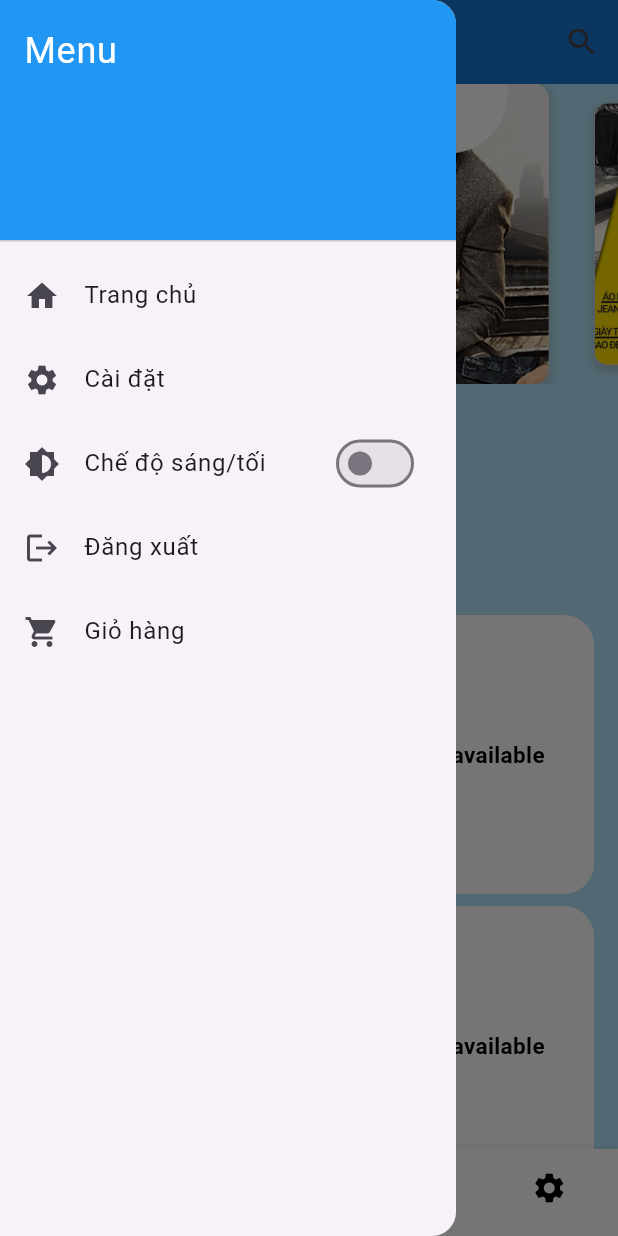
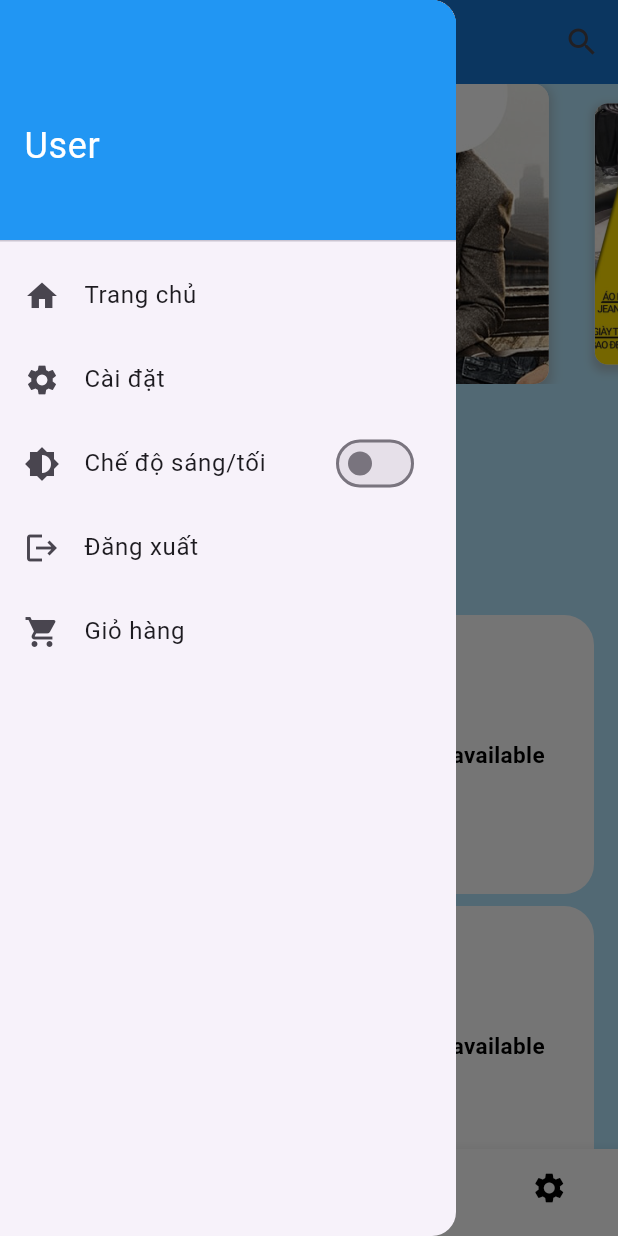
Before and after one commit to hataba123/widgets_image, a Flutter app: the MyHome screen opened directly, with the side drawer open, on a phone screen of 412 x 824 dp. Run offline on Flutter 3.47's test engine with Material 3 defaults, Android fonts, the light colour scheme and no system bars; drawn by our look-alikes of carousel_slider; our stand-ins replace animated_background, dio, lottie; network calls fail.

Commit message:
thêm tên user trong phần drawer

```diff
--- /dev/null
+++ b/lib/global.dart
@@ -0,0 +1,3 @@
+library widgets_image.global;
+
+String loggedInEmail = '';
--- a/lib/login.dart
+++ b/lib/login.dart
@@ -2,7 +2,7 @@ import 'package:flutter/material.dart';
 import 'package:widgets_image/api/api_service.dart';
 import 'package:widgets_image/constants/color.dart';
 import 'package:widgets_image/page/home.dart';
-
+import 'package:widgets_image/global.dart' as globals;
 
 class LoginScreen extends StatefulWidget {
   const LoginScreen({super.key});
@@ -43,7 +43,9 @@ class _LoginScreenState extends State<LoginScreen> {
           SnackBar(content: Text(response['error'])),
         );
       } else {
+         globals.loggedInEmail = _emailController.text;
         Navigator.pushReplacement(
+
           context,
           MaterialPageRoute(builder: (context) => MyHome()),
         );
--- a/lib/page/home.dart
+++ b/lib/page/home.dart
@@ -15,6 +15,7 @@ import 'package:widgets_image/productdetailpage.dart';
 import 'theme_provider.dart';
 import 'package:widgets_image/constants/color.dart';
 import 'package:widgets_image/category_list.dart';
+import 'package:widgets_image/global.dart' as globals;
 
 class MyHome extends StatefulWidget {
   const MyHome({super.key});
@@ -144,15 +145,22 @@ class _MyHomeState extends State<MyHome> {
         child: ListView(
           padding: EdgeInsets.zero,
           children: <Widget>[
-            const DrawerHeader(
+            UserAccountsDrawerHeader(
               decoration: BoxDecoration(
                 color: Colors.blue,
               ),
-              child: Text(
-                'Menu',
+              accountName: const Text(
+                'User',
                 style: TextStyle(
                   color: Colors.white,
                   fontSize: 24,
+                ),
+              ),
+              accountEmail: Text(
+                globals.loggedInEmail,
+                style: TextStyle(
+                  color: Colors.white,
+                  fontSize: 18,
                 ),
               ),
             ),
```
